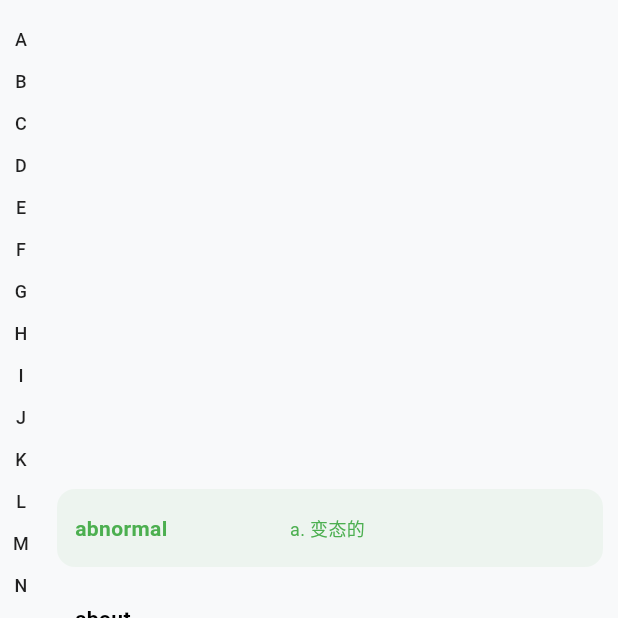
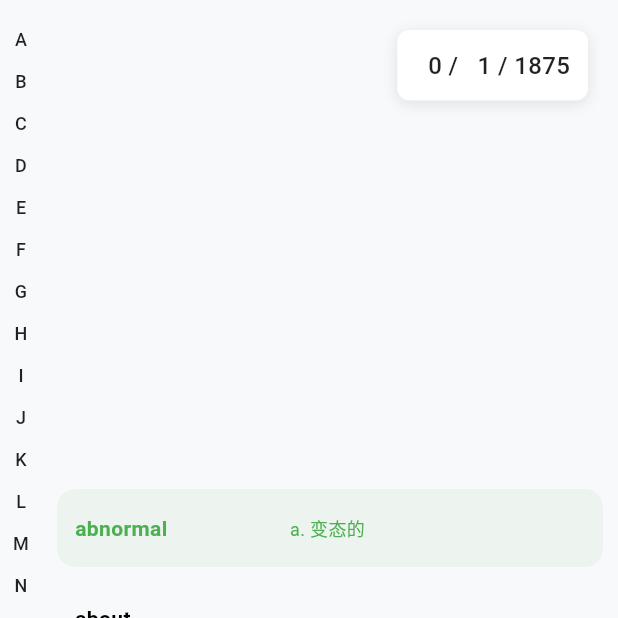
Before and after one commit to HadeanRay/ielts_sequential_word_list, a Flutter app: the screen it shows after launch, item 2 of the bottom bar chosen, on a phone screen of 412 x 824 dp, the top half of it. Run offline on Flutter 3.47's test engine with Material 3 defaults, Android fonts, the light colour scheme and no system bars; our stand-ins replace shared_preferences; missing offline and left inert: excel.

Commit message:
feat(word-list): 添加右上角进度指示器组件
在单词列表页面右上角新增进度指示器，用于展示当前学习进度。同时调整了底部状态按钮的布局以优化界面结构。

```diff
--- a/lib/screens/word_list_screen.dart
+++ b/lib/screens/word_list_screen.dart
@@ -1,11 +1,21 @@
 import 'package:flutter/material.dart';
+
 import 'package:provider/provider.dart';
+
 import '../models/word_item.dart';
+
 import '../models/word_status.dart';
+
 import '../providers/word_list_provider.dart';
+
 import '../widgets/letter_navigation_bar.dart';
+
 import '../widgets/picker_scroll_view.dart';
+
+import '../widgets/progress_indicator.dart';
+
 import '../widgets/status_action_buttons.dart';
+
 import '../widgets/word_list_item.dart';
 
 class _Constants {
@@ -336,21 +346,50 @@ class _WordListScreenState extends State<WordListScreen> {
           ],
         ),
 
+
+
+        // 右上角进度指示器
+
+        ProgressIndicatorWidget(
+
+          provider: provider,
+
+          centerWordIndex: _centerWordIndex,
+
+        ),
+
+
+
         // 底部状态按钮
 
+
+
         StatusActionButtons(
 
+
+
           onEasyPressed: () => _handleStatusChange(WordStatus.easy),
 
+
+
           onHesitantPressed: () => _handleStatusChange(WordStatus.hesitant),
 
+
+
           onDifficultPressed: () => _handleStatusChange(WordStatus.difficult),
 
+
+
           onFilterPressed: () => _showFilterMenu(),
 
+
+
         ),
+
       ],
+
     );
+
   }
 
   Widget _buildWordItem(WordItem word, bool isCenter, bool showChinese) {
--- /dev/null
+++ b/lib/widgets/progress_indicator.dart
@@ -0,0 +1,87 @@
+import 'package:flutter/material.dart';
+import '../providers/word_list_provider.dart';
+
+class ProgressIndicatorWidget extends StatelessWidget {
+  final WordListProvider provider;
+  final int? centerWordIndex;
+
+  const ProgressIndicatorWidget({
+    super.key,
+    required this.provider,
+    this.centerWordIndex,
+  });
+
+  @override
+  Widget build(BuildContext context) {
+    // 获取今天首次打开位置
+    final todayFirstOpenIndex = provider.todayFirstOpenIndex;
+
+    // 根据是否有筛选来确定当前中心单词的绝对索引
+    int currentAbsoluteIndex;
+    if (provider.hasFilterApplied()) {
+      // 如果有筛选，需要将当前中心索引转换为原始列表中的索引
+      if (centerWordIndex != null && centerWordIndex! < provider.filteredWordList.length) {
+        final currentWord = provider.filteredWordList[centerWordIndex!];
+        currentAbsoluteIndex = provider.wordList.indexOf(currentWord);
+        if (currentAbsoluteIndex == -1) {
+          currentAbsoluteIndex = todayFirstOpenIndex; // 如果找不到，使用今天首次打开的索引
+        }
+      } else {
+        currentAbsoluteIndex = todayFirstOpenIndex;
+      }
+    } else {
+      // 没有筛选时，直接使用原始中心索引
+      currentAbsoluteIndex = provider.originalCenterWordIndex;
+    }
+
+    // 确保索引在有效范围内
+    currentAbsoluteIndex = currentAbsoluteIndex.clamp(0, provider.wordList.length - 1);
+
+    // 计算统计信息
+    final wordsBeforeToday = todayFirstOpenIndex;
+    final wordsBetweenTodayAndCurrent = (currentAbsoluteIndex - todayFirstOpenIndex).abs();
+    final wordsAfterCurrent = provider.wordList.length - currentAbsoluteIndex - 1;
+
+    String progressText = '';
+    if (provider.wordList.isNotEmpty) {
+      progressText = '${wordsBeforeToday.toString().padLeft(3)} / '
+                   + '${wordsBetweenTodayAndCurrent.toString().padLeft(3)} / '
+                   + '${wordsAfterCurrent.toString().padLeft(3)}';
+    } else {
+      progressText = '000 / 000 / 000';
+    }
+
+    return Positioned(
+      top: 20,
+      right: 20,
+      child: Container(
+        padding: const EdgeInsets.all(12.0),
+        decoration: BoxDecoration(
+          color: Colors.white,
+          borderRadius: BorderRadius.circular(8.0),
+          boxShadow: [
+            BoxShadow(
+              color: Colors.black.withOpacity(0.1),
+              blurRadius: 8,
+              offset: const Offset(0, 2),
+            ),
+          ],
+        ),
+        child: Column(
+          mainAxisSize: MainAxisSize.min,
+          crossAxisAlignment: CrossAxisAlignment.end,
+          children: [
+            Text(
+              progressText,
+              style: const TextStyle(
+                fontSize: 16,
+                fontWeight: FontWeight.w500,
+                color: Colors.black87,
+              ),
+            ),
+          ],
+        ),
+      ),
+    );
+  }
+}
```
